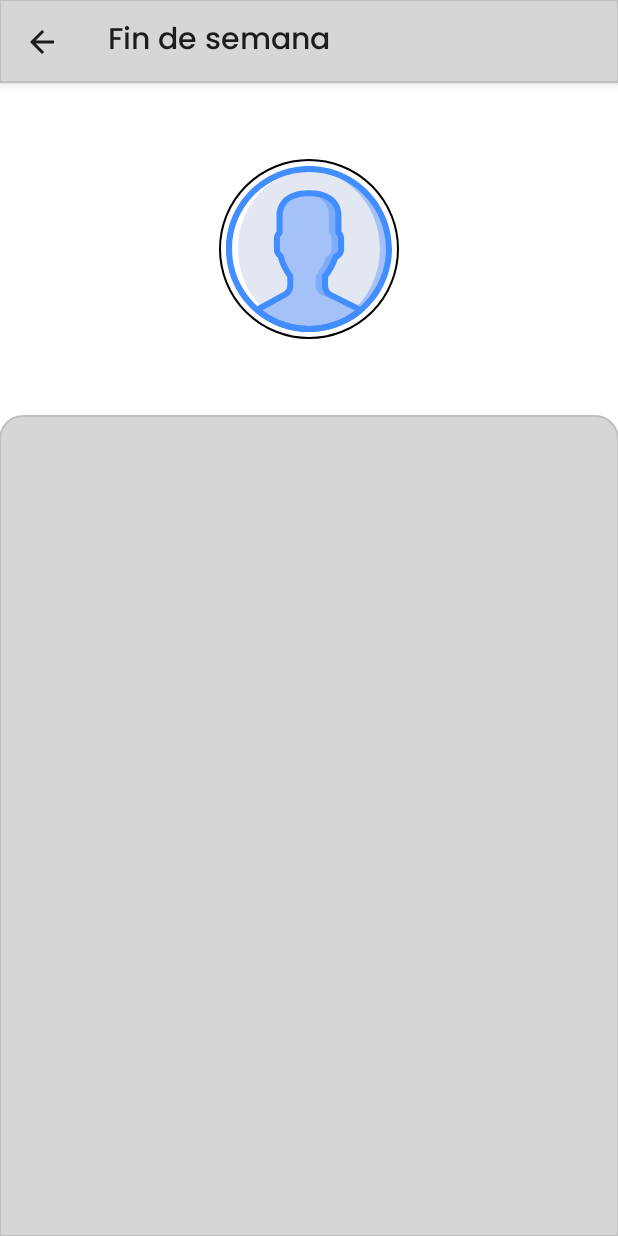
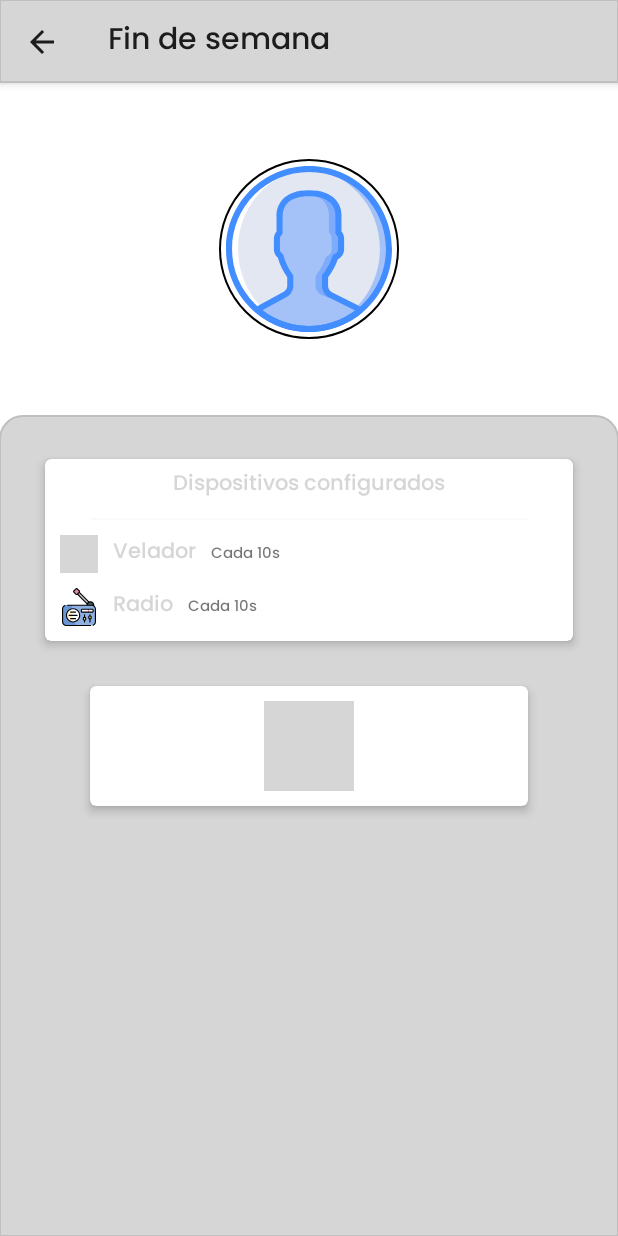
Before and after one commit to Aluete100/spa, an Android app: the ProfileSelectedActivity screen opened directly, with no data from a screen before it, on a phone screen of 412 x 824 dp. Run offline under Robolectric (Android 15) with nearby library versions, the phone set to English and light mode, and no system bars; grey boxes are pictures that could not be loaded.

Commit message:
no message

```diff
--- a/app/src/main/java/com/alansito/simuladordepresenciaenausencia/modules/profile/ProfileSelectedActivity.kt
+++ b/app/src/main/java/com/alansito/simuladordepresenciaenausencia/modules/profile/ProfileSelectedActivity.kt
@@ -7,6 +7,7 @@ import android.view.Menu
 import android.view.MenuItem
 import android.widget.Toast
 import androidx.appcompat.widget.Toolbar
+import androidx.core.content.ContextCompat
 import com.alansito.simuladordepresenciaenausencia.R
 import com.alansito.simuladordepresenciaenausencia.utils.Common
 import com.alansito.simuladordepresenciaenausencia.utils.service.SPAEndpoints
@@ -44,7 +45,7 @@ class ProfileSelectedActivity : AppCompatActivity() {
     }
 
     private fun setupButtons() {
-        imgProfileBig.setOnClickListener {
+        imgTurn.setOnClickListener {
             turnProfile()
         }
     }
@@ -58,19 +59,22 @@ class ProfileSelectedActivity : AppCompatActivity() {
         val service = retrofit.create(SPAEndpoints::class.java)
         val turnProfile = service.turnProfile()
 
+
+
         turnProfile.enqueue(object: Callback<String> {
             override fun onResponse(call: Call<String>, response: Response<String>) {
                 if (response.code() == 200){
                     if  (response.body() == "1"){
-                        txtProfileState.text = getString(R.string.room_off)
+                        imgTurn.background = getDrawable(R.drawable.circle_background_yellow)
                     }else{
-                        txtProfileState.text = getString(R.string.room_on)
+                        imgTurn.background = getDrawable(R.drawable.circle_background)
                     }
                 }
             }
 
             override fun onFailure(call: Call<String>, t: Throwable) {
                 Log.d("Retrofit", "Error -> $t")
+
             }
         })
     }
--- a/app/src/main/java/com/alansito/simuladordepresenciaenausencia/modules/room/RoomLightActivity.kt
+++ b/app/src/main/java/com/alansito/simuladordepresenciaenausencia/modules/room/RoomLightActivity.kt
@@ -11,6 +11,7 @@ import retrofit2.converter.gson.GsonConverterFactory
 import android.util.Log
 import com.alansito.simuladordepresenciaenausencia.utils.Common.Companion.BASE_URL
 import com.alansito.simuladordepresenciaenausencia.utils.service.SPAEndpoints
+import kotlinx.android.synthetic.main.activity_room_light.myToolbar
 import retrofit2.Call
 import retrofit2.Callback
 import retrofit2.Response
@@ -58,8 +59,10 @@ class RoomLightActivity : AppCompatActivity() {
                 if (response.code() == 200){
                     if  (response.body() == "1"){
                         txtLightState.text = getString(R.string.room_off)
+                        imgOn.background = getDrawable(R.drawable.circle_background_yellow)
                     }else{
                         txtLightState.text = getString(R.string.room_on)
+                        imgOn.background = getDrawable(R.drawable.circle_background)
                     }
                 }
             }
--- /dev/null
+++ b/app/src/main/res/drawable/circle_background_yellow.xml
@@ -0,0 +1,10 @@
+<shape xmlns:android="http://schemas.android.com/apk/res/android"
+       android:shape="oval">
+    <stroke
+            android:width="1dp"
+            android:color="@color/yellow"/>
+    <padding android:bottom="20dp"
+             android:right="20dp"
+             android:left="20dp"
+             android:top="20dp" />
+</shape>
--- a/app/src/main/res/layout/activity_profile_selected.xml
+++ b/app/src/main/res/layout/activity_profile_selected.xml
@@ -34,28 +34,132 @@
                 android:layout_width="match_parent"
                 android:layout_height="match_parent"
                 android:orientation="vertical"
-                android:gravity="center_vertical|center_horizontal">
+                android:gravity="center_horizontal">
 
-            <ImageView
-                    android:id="@+id/imgTurn"
-                    android:layout_width="100dp"
-                    android:layout_height="100dp"
-                    android:src="@drawable/ic_power"
-                    android:layerType="software"
-                    android:clickable="true"
-                    android:focusable="auto"
-                    android:background="@drawable/circle_background"/>
-            <TextView
-                    android:id="@+id/txtProfileState"
-                    android:layout_width="wrap_content"
+
+            <androidx.cardview.widget.CardView
+                    android:layout_marginStart="30dp"
+                    android:layout_marginEnd="30dp"
+                    android:layout_marginTop="30dp"
+                    android:layout_marginBottom="30dp"
+                    android:layout_width="match_parent"
                     android:layout_height="wrap_content"
-                    android:layout_marginTop="20dp"
-                    android:text="@string/profile_on"
-                    android:textColor="@color/black"
-                    android:layout_gravity="center"
-                    android:textSize="40sp"
-                    app:fontFamily="@font/poppins_medium"/>
+                    app:cardCornerRadius="4dp"
+                    app:cardElevation="4dp">
 
+                <LinearLayout
+                        android:layout_width="wrap_content"
+                        android:layout_height="wrap_content"
+                        android:orientation="vertical">
+
+                    <TextView
+                            android:layout_gravity="center_horizontal"
+                            android:layout_width="wrap_content"
+                            android:layout_height="wrap_content"
+                            android:layout_marginTop="5dp"
+                            android:text="@string/profile_devices"
+                            android:fontFamily="@font/poppins_medium"
+                            android:textColor="@color/black"
+                            android:layout_marginBottom="10dp"/>
+                    <View
+                            android:layout_width="wrap_content"
+                            android:layout_height="1dp"
+                            android:background="@color/black"
+                            android:alpha="0.1"
+                            android:layout_marginStart="30dp"
+                            android:layout_marginEnd="30dp"/>
+
+                    <LinearLayout
+                            android:layout_width="match_parent"
+                            android:layout_height="match_parent"
+                            android:orientation="horizontal"
+                            android:layout_marginTop="10dp">
+
+                        <ImageView
+                                android:layout_width="25dp"
+                                android:layout_height="25dp"
+                                android:layout_marginStart="10dp"
+                                android:layout_marginEnd="10dp"
+                                android:src="@drawable/ic_idea"
+                                android:layerType="software"
+                        />
+
+                        <TextView
+                                android:layout_width="wrap_content"
+                                android:layout_height="wrap_content"
+                                android:text="@string/room_light1"
+                                android:textColor="@color/black"
+                                android:fontFamily="@font/poppins_medium"/>
+
+                        <TextView
+                                android:layout_width="wrap_content"
+                                android:layout_height="wrap_content"
+                                android:layout_marginStart="10dp"
+                                android:text="@string/profile_time"
+                                android:fontFamily="@font/poppins_medium"
+                                android:textSize="10sp"/>
+
+                    </LinearLayout>
+
+                    <LinearLayout
+                            android:layout_width="match_parent"
+                            android:layout_height="match_parent"
+                            android:orientation="horizontal"
+                            android:layout_marginTop="10dp"
+                            android:layout_marginBottom="10dp">
+
+                        <ImageView
+                                android:layout_width="25dp"
+                                android:layout_height="25dp"
+                                android:layout_marginStart="10dp"
+                                android:layout_marginEnd="10dp"
+                                android:src="@drawable/ic_radio"
+                                android:layerType="software"
+                        />
+
+                        <TextView
+                                android:layout_width="wrap_content"
+                                android:layout_height="wrap_content"
+                                android:text="@string/room_radio"
+                                android:textColor="@color/black"
+                                android:fontFamily="@font/poppins_medium"/>
+
+                        <TextView
+                                android:layout_width="wrap_content"
+                                android:layout_height="wrap_content"
+                                android:layout_marginStart="10dp"
+                                android:text="@string/profile_time"
+                                android:fontFamily="@font/poppins_medium"
+                                android:textSize="10sp"/>
+                    </LinearLayout>
+
+                </LinearLayout>
+
+
+            </androidx.cardview.widget.CardView>
+
+            <androidx.cardview.widget.CardView
+                    android:layout_marginStart="60dp"
+                    android:layout_marginEnd="60dp"
+                    android:layout_width="match_parent"
+                    android:layout_height="wrap_content"
+                    app:cardCornerRadius="4dp"
+                    app:cardElevation="4dp">
+
+                <ImageView
+                        android:id="@+id/imgTurn"
+                        android:layout_width="60dp"
+                        android:layout_height="60dp"
+                        android:layout_marginTop="10dp"
+                        android:layout_marginBottom="10dp"
+                        android:layout_gravity="center_horizontal"
+                        android:src="@drawable/ic_power"
+                        android:layerType="software"
+                        android:focusable="auto"
+                        android:background="@drawable/circle_background"/>
+
+
+            </androidx.cardview.widget.CardView>
         </LinearLayout>
 
     </RelativeLayout>
--- a/app/src/main/res/layout/activity_profile_selection.xml
+++ b/app/src/main/res/layout/activity_profile_selection.xml
@@ -77,6 +77,7 @@
                             android:layout_marginTop="10dp"
                             android:text="@string/profile1"
                             android:textColor="@color/black"
+                            android:textSize="10sp"
                             android:layout_gravity="center"
                             app:fontFamily="@font/poppins_medium"/>
                 </LinearLayout>
@@ -102,6 +103,7 @@
                             android:layout_marginTop="10dp"
                             android:text="@string/profile2"
                             android:textColor="@color/black"
+                            android:textSize="10sp"
                             android:layout_gravity="center"
                             app:fontFamily="@font/poppins_medium"/>
                 </LinearLayout>
@@ -125,6 +127,7 @@
                             android:layout_marginTop="10dp"
                             android:text="@string/profile_more"
                             android:textColor="@color/black"
+                            android:textSize="10sp"
                             android:layout_gravity="center"
                             app:fontFamily="@font/poppins_medium"/>
                 </LinearLayout>
--- a/app/src/main/res/layout/activity_room.xml
+++ b/app/src/main/res/layout/activity_room.xml
@@ -83,6 +83,7 @@
                             android:textColor="@color/black"
                             android:layout_gravity="center"
                             app:fontFamily="@font/poppins_medium"/>
+
                 </LinearLayout>
 
                 <LinearLayout
--- a/app/src/main/res/layout/activity_room_light.xml
+++ b/app/src/main/res/layout/activity_room_light.xml
@@ -70,6 +70,7 @@
                     android:textColor="@color/black"
                     app:fontFamily="@font/poppins_medium"/>
 
+
         </LinearLayout>
 
     </RelativeLayout>
--- a/app/src/main/res/layout/room_selection.xml
+++ b/app/src/main/res/layout/room_selection.xml
@@ -34,7 +34,7 @@
 
     <RelativeLayout
             android:layout_below="@+id/txtHouse"
-            android:layout_marginTop="50dp"
+            android:layout_marginTop="30dp"
             android:layout_width="match_parent"
             android:layout_height="match_parent"
             android:background="@drawable/cards_border"
@@ -47,13 +47,14 @@
                     android:layout_width="match_parent"
                     android:layout_height="match_parent"
                     android:orientation="vertical"
-                    android:gravity="center_horizontal">
+                    android:gravity="center_horizontal"
+                    android:layout_marginBottom="10dp">
 
                 <LinearLayout
                         android:layout_width="wrap_content"
                         android:layout_height="wrap_content"
                         android:orientation="horizontal"
-                        android:layout_marginTop="50dp">
+                        android:layout_marginTop="30dp">
 
                     <LinearLayout
                             android:layout_width="wrap_content"
--- a/app/src/main/res/values/strings.xml
+++ b/app/src/main/res/values/strings.xml
@@ -24,6 +24,7 @@
     <string name="control_room_add_lamp2">Lampara 5mts</string>
     <string name="control_room_add_lamp3">Lampara 1mts</string>
 
+    <string name="room_light">Luz</string>
     <string name="room_light1">Velador</string>
     <string name="room_light2">Luz general</string>
     <string name="room_bath">Luz baño</string>
@@ -39,6 +40,8 @@
     <string name="profile_more">Agregar perfil</string>
     <string name="profile_toolbar">Fin de semana</string>
     <string name="profile_on">Activar perfil</string>
+    <string name="profile_devices">Dispositivos configurados</string>
+    <string name="profile_time">Cada 10s</string>
 
 
 </resources>
```
Also changed, not shown: 123 other files.
